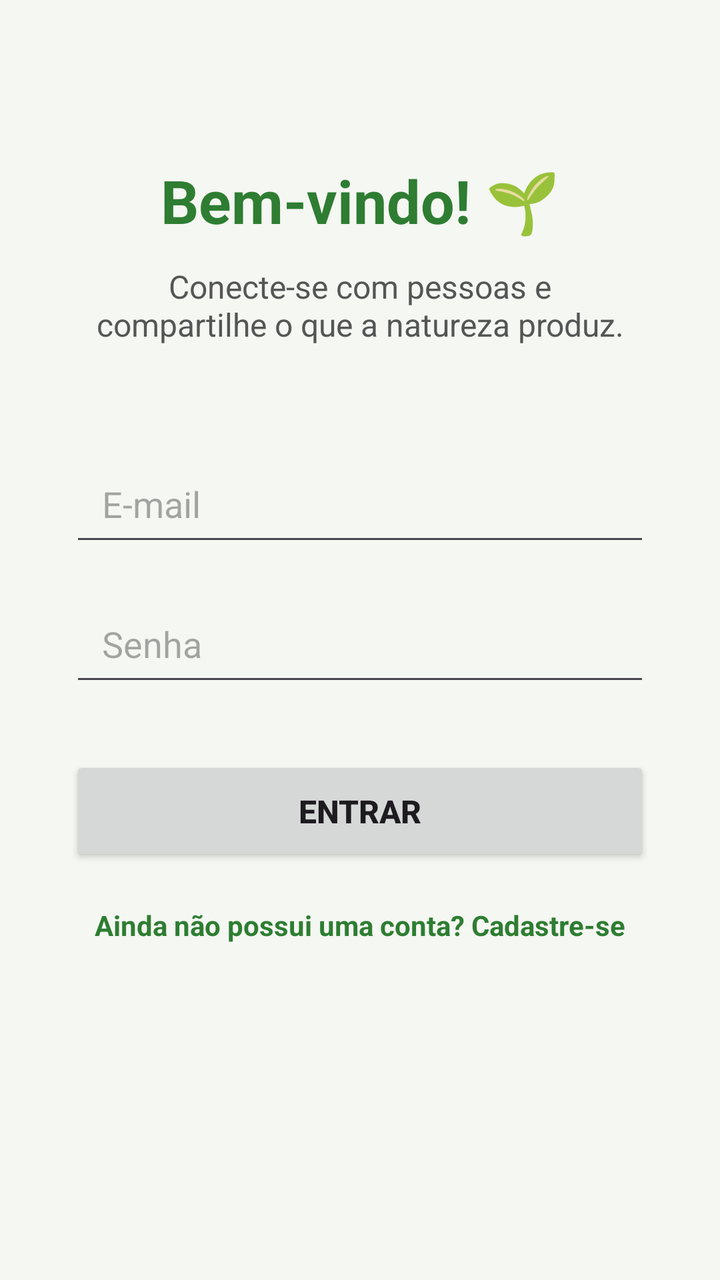
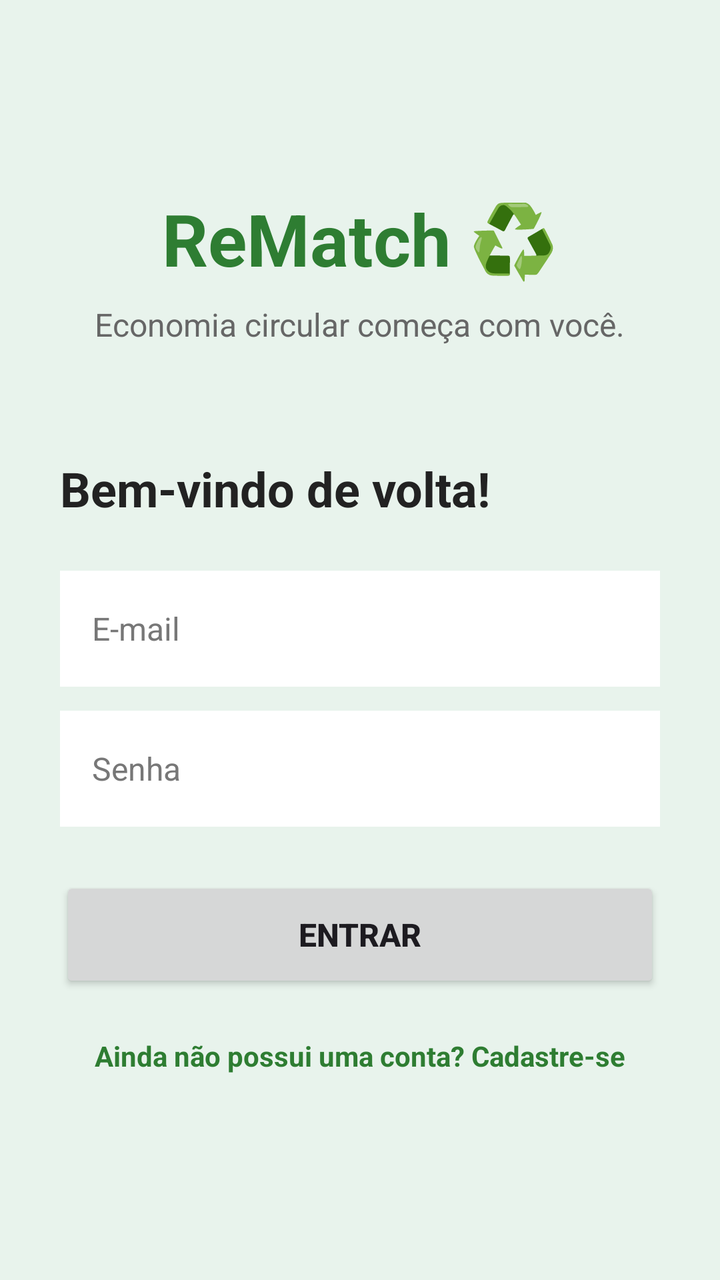

An Android layout rendered at two revisions. The XML below is the earlier revision; the diff shows what the commit changed to produce the second picture.
<!-- AndroidManifest.xml: application theme Theme.Projeto -->
<!-- res/layout/fragment_first.xml -->
<?xml version="1.0" encoding="utf-8"?>
<androidx.constraintlayout.widget.ConstraintLayout
    xmlns:android="http://schemas.android.com/apk/res/android"
    xmlns:app="http://schemas.android.com/apk/res-auto"
    xmlns:tools="http://schemas.android.com/tools"
    android:layout_width="match_parent"
    android:layout_height="match_parent"
    android:background="#F5F7F2"
    tools:context=".FirstFragment">

    
    <TextView
        android:id="@+id/tvTitulo"
        android:layout_width="wrap_content"
        android:layout_height="wrap_content"
        android:layout_marginTop="80dp"
        android:text="Bem-vindo! 🌱"
        android:textColor="#2E7D32"
        android:textSize="30sp"
        android:textStyle="bold"
        app:layout_constraintEnd_toEndOf="parent"
        app:layout_constraintStart_toStartOf="parent"
        app:layout_constraintTop_toTopOf="parent" />

    
    <TextView
        android:id="@+id/tvSubtitulo"
        android:layout_width="0dp"
        android:layout_height="wrap_content"
        android:layout_marginStart="40dp"
        android:layout_marginTop="12dp"
        android:layout_marginEnd="40dp"
        android:gravity="center"
        android:text="Conecte-se com pessoas e compartilhe o que a natureza produz."
        android:textColor="#555555"
        android:textSize="16sp"
        app:layout_constraintEnd_toEndOf="parent"
        app:layout_constraintStart_toStartOf="parent"
        app:layout_constraintTop_toBottomOf="@id/tvTitulo" />

    
    <EditText
        android:id="@+id/edtEmail"
        android:layout_width="0dp"
        android:layout_height="55dp"
        android:layout_marginStart="35dp"
        android:layout_marginTop="50dp"
        android:layout_marginEnd="35dp"
        android:hint="E-mail"
        android:inputType="textEmailAddress"
        android:paddingStart="16dp"
        android:paddingEnd="16dp"
        app:layout_constraintEnd_toEndOf="parent"
        app:layout_constraintStart_toStartOf="parent"
        app:layout_constraintTop_toBottomOf="@id/tvSubtitulo" />

    
    <EditText
        android:id="@+id/edtSenha"
        android:layout_width="0dp"
        android:layout_height="55dp"
        android:layout_marginStart="35dp"
        android:layout_marginTop="15dp"
        android:layout_marginEnd="35dp"
        android:hint="Senha"
        android:inputType="textPassword"
        android:paddingStart="16dp"
        android:paddingEnd="16dp"
        app:layout_constraintEnd_toEndOf="parent"
        app:layout_constraintStart_toStartOf="parent"
        app:layout_constraintTop_toBottomOf="@id/edtEmail" />

    
    <Button
        android:id="@+id/btnEntrar"
        android:layout_width="0dp"
        android:layout_height="55dp"
        android:layout_marginStart="35dp"
        android:layout_marginTop="30dp"
        android:layout_marginEnd="35dp"
        android:text="ENTRAR"
        android:textSize="16sp"
        android:textStyle="bold"
        app:layout_constraintEnd_toEndOf="parent"
        app:layout_constraintStart_toStartOf="parent"
        app:layout_constraintTop_toBottomOf="@id/edtSenha" />

    
    <TextView
        android:id="@+id/tvCadastro"
        android:layout_width="wrap_content"
        android:layout_height="wrap_content"
        android:layout_marginTop="20dp"
        android:text="Ainda não possui uma conta? Cadastre-se"
        android:textColor="#2E7D32"
        android:textSize="14sp"
        android:textStyle="bold"
        app:layout_constraintEnd_toEndOf="parent"
        app:layout_constraintStart_toStartOf="parent"
        app:layout_constraintTop_toBottomOf="@id/btnEntrar" />

</androidx.constraintlayout.widget.ConstraintLayout>
<!-- resources referenced by this layout -->
<resources>
  <style name="Theme.Projeto" parent="Base.Theme.Projeto" />
  <style name="Base.Theme.Projeto" parent="Theme.Material3.DayNight.NoActionBar">
          
          
      </style>
</resources>

<!-- the commit's change to res/layout/fragment_first.xml (unified diff, before → after) -->
@@ -1,102 +1,90 @@
 <?xml version="1.0" encoding="utf-8"?>
-<androidx.constraintlayout.widget.ConstraintLayout
+<ScrollView
     xmlns:android="http://schemas.android.com/apk/res/android"
-    xmlns:app="http://schemas.android.com/apk/res-auto"
-    xmlns:tools="http://schemas.android.com/tools"
     android:layout_width="match_parent"
     android:layout_height="match_parent"
-    android:background="#F5F7F2"
-    tools:context=".FirstFragment">
+    android:background="#E8F3EC">
 
-    
-    <TextView
-        android:id="@+id/tvTitulo"
-        android:layout_width="wrap_content"
+    <LinearLayout
+        android:layout_width="match_parent"
         android:layout_height="wrap_content"
-        android:layout_marginTop="80dp"
-        android:text="Bem-vindo! 🌱"
-        android:textColor="#2E7D32"
-        android:textSize="30sp"
-        android:textStyle="bold"
-        app:layout_constraintEnd_toEndOf="parent"
-        app:layout_constraintStart_toStartOf="parent"
-        app:layout_constraintTop_toTopOf="parent" />
+        android:orientation="vertical"
+        android:gravity="center_horizontal"
+        android:padding="30dp">
 
-    
-    <TextView
-        android:id="@+id/tvSubtitulo"
-        android:layout_width="0dp"
-        android:layout_height="wrap_content"
-        android:layout_marginStart="40dp"
-        android:layout_marginTop="12dp"
-        android:layout_marginEnd="40dp"
-        android:gravity="center"
-        android:text="Conecte-se com pessoas e compartilhe o que a natureza produz."
-        android:textColor="#555555"
-        android:textSize="16sp"
-        app:layout_constraintEnd_toEndOf="parent"
-        app:layout_constraintStart_toStartOf="parent"
-        app:layout_constraintTop_toBottomOf="@id/tvTitulo" />
+        <TextView
+            android:layout_width="wrap_content"
+            android:layout_height="wrap_content"
+            android:layout_marginTop="65dp"
+            android:text="ReMatch ♻️"
+            android:textColor="#2E7D32"
+            android:textSize="36sp"
+            android:textStyle="bold"/>
 
-    
-    <EditText
-        android:id="@+id/edtEmail"
-        android:layout_width="0dp"
-        android:layout_height="55dp"
-        android:layout_marginStart="35dp"
-        android:layout_marginTop="50dp"
-        android:layout_marginEnd="35dp"
-        android:hint="E-mail"
-        android:inputType="textEmailAddress"
-        android:paddingStart="16dp"
-        android:paddingEnd="16dp"
-        app:layout_constraintEnd_toEndOf="parent"
-        app:layout_constraintStart_toStartOf="parent"
-        app:layout_constraintTop_toBottomOf="@id/tvSubtitulo" />
+        <TextView
+            android:layout_width="wrap_content"
+            android:layout_height="wrap_content"
+            android:layout_marginTop="8dp"
+            android:text="Economia circular começa com você."
+            android:textColor="#666666"
+            android:textSize="16sp"/>
 
-    
-    <EditText
-        android:id="@+id/edtSenha"
-        android:layout_width="0dp"
-        android:layout_height="55dp"
-        android:layout_marginStart="35dp"
-        android:layout_marginTop="15dp"
-        android:layout_marginEnd="35dp"
-        android:hint="Senha"
-        android:inputType="textPassword"
-        android:paddingStart="16dp"
-        android:paddingEnd="16dp"
-        app:layout_constraintEnd_toEndOf="parent"
-        app:layout_constraintStart_toStartOf="parent"
-        app:layout_constraintTop_toBottomOf="@id/edtEmail" />
+        <TextView
+            android:layout_width="match_parent"
+            android:layout_height="wrap_content"
+            android:layout_marginTop="55dp"
+            android:text="Bem-vindo de volta!"
+            android:textColor="#222222"
+            android:textSize="24sp"
+            android:textStyle="bold"/>
 
-    
-    <Button
-        android:id="@+id/btnEntrar"
-        android:layout_width="0dp"
-        android:layout_height="55dp"
-        android:layout_marginStart="35dp"
-        android:layout_marginTop="30dp"
-        android:layout_marginEnd="35dp"
-        android:text="ENTRAR"
-        android:textSize="16sp"
-        android:textStyle="bold"
-        app:layout_constraintEnd_toEndOf="parent"
-        app:layout_constraintStart_toStartOf="parent"
-        app:layout_constraintTop_toBottomOf="@id/edtSenha" />
+        <EditText
+            android:id="@+id/edtEmail"
+            android:layout_width="match_parent"
+            android:layout_height="58dp"
+            android:layout_marginTop="25dp"
+            android:background="#FFFFFF"
+            android:hint="E-mail"
+            android:textColorHint="#777777"
+            android:inputType="textEmailAddress"
+            android:paddingStart="16dp"
+            android:paddingEnd="16dp"
+            android:textColor="#222222"
+            android:textSize="16sp" />
 
-    
-    <TextView
-        android:id="@+id/tvCadastro"
-        android:layout_width="wrap_content"
-        android:layout_height="wrap_content"
-        android:layout_marginTop="20dp"
-        android:text="Ainda não possui uma conta? Cadastre-se"
-        android:textColor="#2E7D32"
-        android:textSize="14sp"
-        android:textStyle="bold"
-        app:layout_constraintEnd_toEndOf="parent"
-        app:layout_constraintStart_toStartOf="parent"
-        app:layout_constraintTop_toBottomOf="@id/btnEntrar" />
+        <EditText
+            android:id="@+id/edtSenha"
+            android:layout_width="match_parent"
+            android:layout_height="58dp"
+            android:layout_marginTop="12dp"
+            android:background="#FFFFFF"
+            android:hint="Senha"
+            android:textColorHint="#777777"
+            android:inputType="textPassword"
+            android:paddingStart="16dp"
+            android:paddingEnd="16dp"
+            android:textColor="#222222"
+            android:textSize="16sp" />
 
-</androidx.constraintlayout.widget.ConstraintLayout>
+        <Button
+            android:id="@+id/btnEntrar"
+            android:layout_width="match_parent"
+            android:layout_height="58dp"
+            android:layout_marginTop="25dp"
+            android:text="ENTRAR"
+            android:textSize="16sp"
+            android:textStyle="bold"/>
+
+        <TextView
+            android:id="@+id/tvCadastro"
+            android:layout_width="wrap_content"
+            android:layout_height="wrap_content"
+            android:layout_marginTop="22dp"
+            android:text="Ainda não possui uma conta? Cadastre-se"
+            android:textColor="#2E7D32"
+            android:textSize="14sp"
+            android:textStyle="bold"/>
+
+    </LinearLayout>
+
+</ScrollView>
